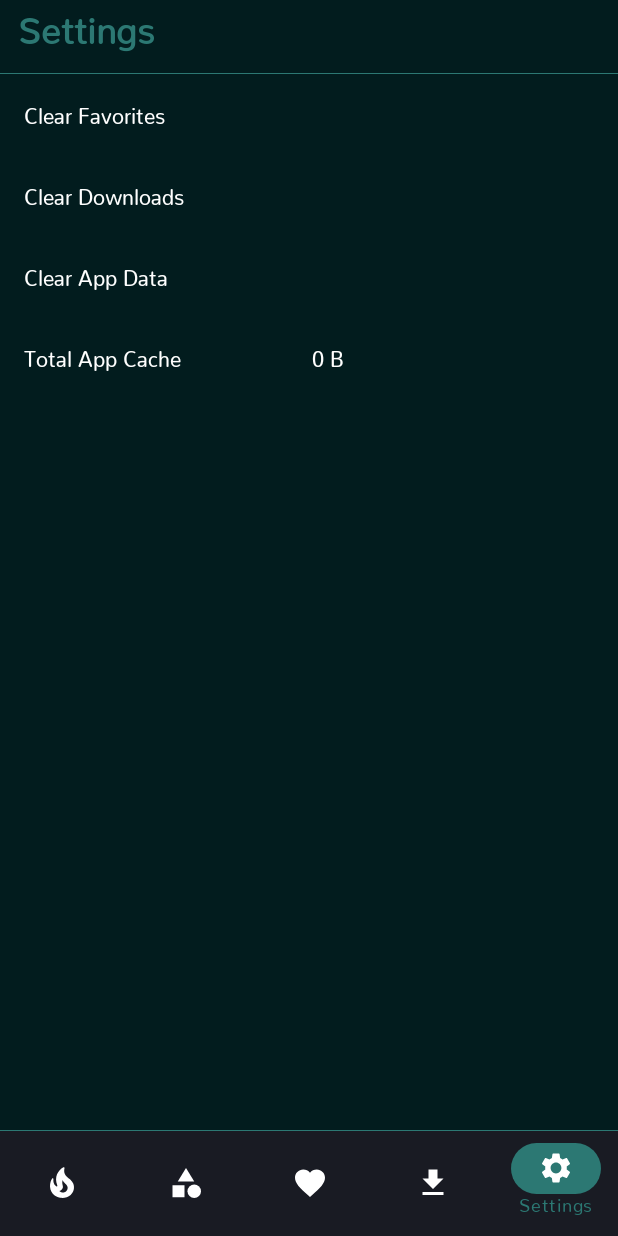
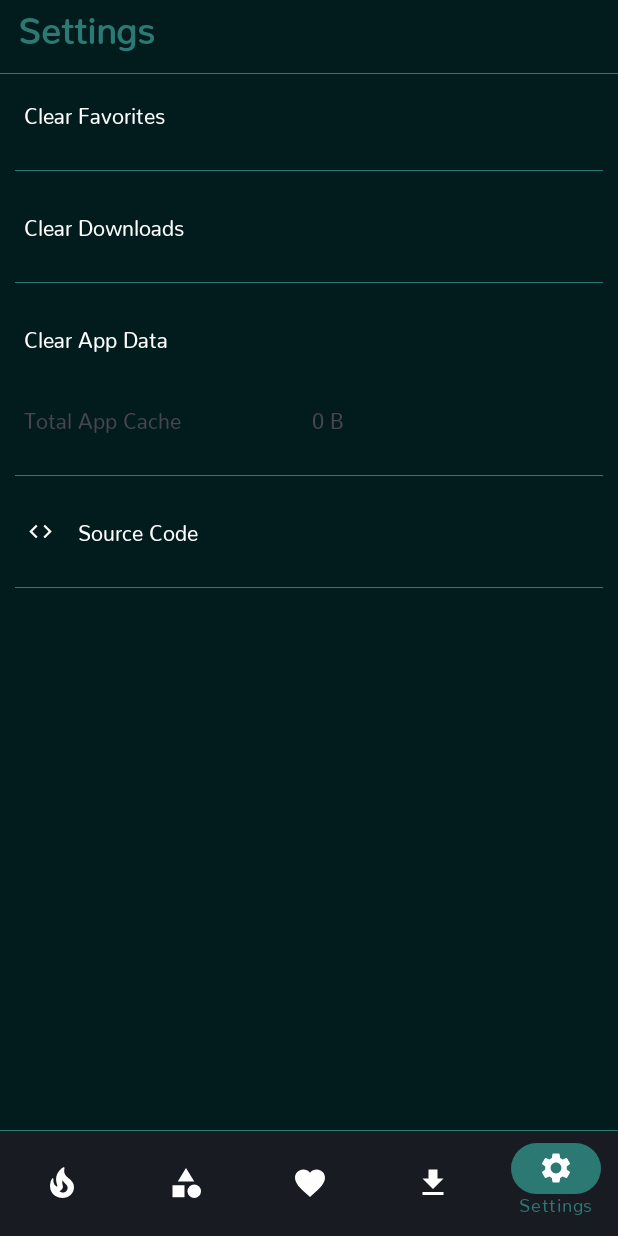
Before and after one commit to TharunDharmaraj/Wallpaperly-1k-HD-Android-Wallpapers, an Android app: the screen it shows after launch (MainActivity), item 5 of the bottom bar chosen, on a phone screen of 412 x 824 dp. Run offline under Robolectric (Android 15) with nearby library versions, the phone set to English and light mode, and no system bars; our stand-ins replace Firebase (no records; nobody signed in at launch, a user with empty details on screens opened directly), Shimmer, sdp/ssp sizes; pictures from the network do not load; 1 statement that could not run was skipped.

Commit message:
Added Scrollbar and Settings Done

```diff
--- /dev/null
+++ b/app/src/main/res/drawable/baseline_code_24.xml
@@ -0,0 +1,5 @@
+<vector android:height="24dp" android:tint="#FFFFFF"
+    android:viewportHeight="24" android:viewportWidth="24"
+    android:width="24dp" xmlns:android="http://schemas.android.com/apk/res/android">
+    <path android:fillColor="@android:color/white" android:pathData="M9.4,16.6L4.8,12l4.6,-4.6L8,6l-6,6 6,6 1.4,-1.4zM14.6,16.6l4.6,-4.6 -4.6,-4.6L16,6l6,6 -6,6 -1.4,-1.4z"/>
+</vector>
--- a/app/src/main/res/layout/fragment_category_each_image.xml
+++ b/app/src/main/res/layout/fragment_category_each_image.xml
@@ -9,6 +9,10 @@
         android:id="@+id/imagesFOrEachFolderView"
         android:layout_width="match_parent"
         android:layout_height="match_parent"
-        android:padding="8dp" />
+        android:padding="8dp"
+        android:scrollbarSize="@dimen/_5sdp"
+        android:fadeScrollbars="true"
+        android:scrollbarThumbVertical="@drawable/scrollbar"
+        android:scrollbars="vertical"/>
 
 </FrameLayout>
--- a/app/src/main/res/layout/fragment_home.xml
+++ b/app/src/main/res/layout/fragment_home.xml
@@ -20,6 +20,10 @@
             android:id="@+id/recyclerView"
             android:layout_width="match_parent"
             android:layout_height="match_parent"
-            android:padding="8dp" />
+            android:padding="8dp"
+            android:scrollbarSize="@dimen/_5sdp"
+            android:fadeScrollbars="true"
+            android:scrollbarThumbVertical="@drawable/scrollbar"
+            android:scrollbars="vertical" />
     </androidx.swiperefreshlayout.widget.SwipeRefreshLayout>
 </FrameLayout>
--- a/app/src/main/res/layout/fragment_settings.xml
+++ b/app/src/main/res/layout/fragment_settings.xml
@@ -1,6 +1,9 @@
 <LinearLayout xmlns:android="http://schemas.android.com/apk/res/android"
     android:layout_width="match_parent"
     android:layout_height="match_parent"
+    xmlns:app="http://schemas.android.com/apk/res-auto"
+    xmlns:tools="http://schemas.android.com/tools"
+    android:layout_alignParentEnd="true"
     android:orientation="vertical">
 
     <TextView
@@ -10,6 +13,14 @@
         android:padding="16dp"
         android:text="Clear Favorites"
         android:textColor="@color/white" />
+    <View
+        android:id="@+id/line"
+        android:layout_width="wrap_content"
+        android:layout_height="0.01dp"
+        android:background="@color/colorAccent"
+        android:layout_margin="@dimen/_10sdp"
+        app:layout_constraintBottom_toBottomOf="@+id/textViewClearFavorites"
+        tools:ignore="MissingConstraints" />
 
     <TextView
         android:id="@+id/textViewClearDownloads"
@@ -19,6 +30,14 @@
         android:text="Clear Downloads"
         android:textColor="@color/white" />
 
+    <View
+        android:id="@+id/line1"
+        android:layout_width="match_parent"
+        android:layout_height="0.01dp"
+        android:background="@color/colorAccent"
+        android:layout_margin="@dimen/_10sdp"
+        app:layout_constraintBottom_toBottomOf="@+id/textViewClearDownloads"
+        tools:ignore="MissingConstraints" />
 
     <TextView
         android:id="@+id/textViewClearAppData"
@@ -41,7 +60,7 @@
             android:layout_weight="0.5"
             android:padding="16dp"
             android:text="Total App Cache"
-            android:textColor="@color/white" />
+        />
 
         <TextView
             android:id="@+id/textViewClearCacheSize"
@@ -50,6 +69,52 @@
             android:layout_weight="1.5"
             android:padding="16dp"
             android:text="0"
+           />
+    </LinearLayout>
+    <View
+        android:id="@+id/line2"
+        android:layout_width="match_parent"
+        android:layout_height="0.01dp"
+        android:layout_margin="@dimen/_10sdp"
+        android:background="@color/colorAccent"
+        app:layout_constraintBottom_toBottomOf="@+id/textViewClearCacheSize"
+        tools:ignore="MissingConstraints" />
+    <LinearLayout
+        android:id="@+id/sourceCode"
+        android:layout_width="match_parent"
+        android:layout_height="wrap_content"
+        android:orientation="horizontal"
+        android:layout_marginStart="@dimen/_18sdp"
+        android:clickable="true"
+        android:weightSum="2"
+        android:focusable="true">
+
+        <ImageView
+            android:layout_width="wrap_content"
+            android:layout_height="match_parent"
+            android:layout_weight="0.5"
+            android:clickable="false"
+            android:focusable="false"
+            android:src="@drawable/baseline_code_24" />
+
+        <TextView
+            android:id="@+id/githubCode"
+            android:layout_width="match_parent"
+            android:layout_height="wrap_content"
+            android:layout_gravity="bottom"
+            android:layout_weight="1.5"
+            android:padding="16dp"
+            android:clickable="false"
+            android:focusable="false"
+            android:text="Source Code"
             android:textColor="@color/white" />
     </LinearLayout>
+    <View
+        android:id="@+id/line4"
+        android:layout_width="match_parent"
+        android:layout_height="0.01dp"
+        android:layout_margin="@dimen/_10sdp"
+        android:background="@color/colorAccent"
+        app:layout_constraintBottom_toBottomOf="@+id/githubCode"
+        tools:ignore="MissingConstraints" />
 </LinearLayout>
```
Also changed, not shown: app/src/main/java/com/example/myapplication/SettingsFragment.java (+16 -2 lines), app/src/main/res/drawable/scrollbar.xml (added, +8 -0 lines), app/src/main/res/layout/fragment_categories.xml (+5 -2 lines), app/src/main/res/layout/fragment_download.xml (+5 -7 lines), app/src/main/res/layout/fragment_fav.xml (+5 -2 lines).
